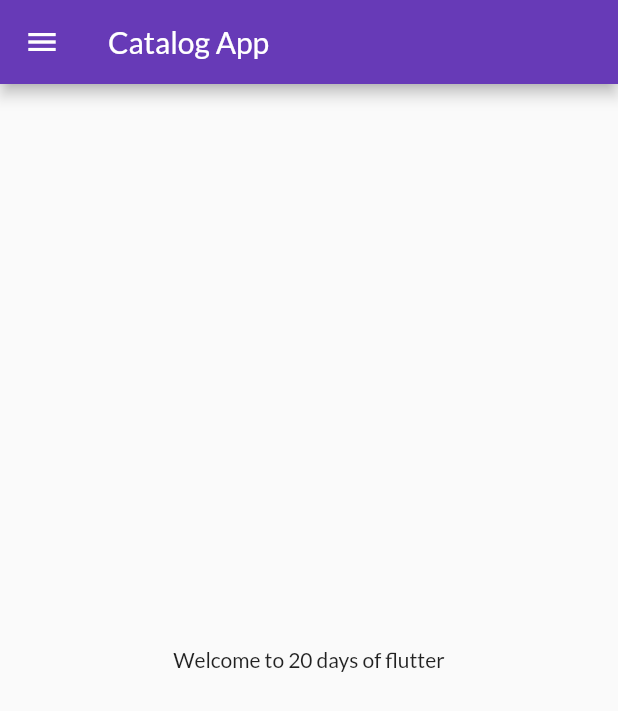
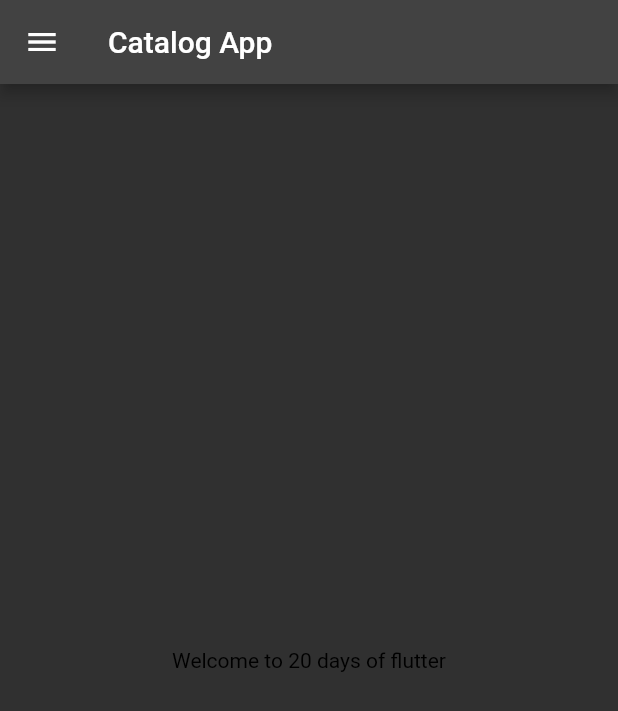
Before and after one commit to jenishkhunt01/flutter_application_1, a Flutter app: the screen it shows after launch, on a phone screen of 412 x 824 dp. Shown: the top 711 px of the screen. Run offline on Flutter 3.47's test engine with Material 2 defaults, Android fonts, the phone set to English and light mode, and no system bars; our stand-ins replace google_fonts.

Commit message:
Theme Commited

```diff
--- a/lib/main.dart
+++ b/lib/main.dart
@@ -2,6 +2,7 @@ import 'package:flutter/material.dart';
 import 'package:flutter_application_1/pages/home_page.dart';
 import 'package:flutter_application_1/pages/login_page.dart';
 import 'package:flutter_application_1/utils/routes.dart';
+import 'package:flutter_application_1/widgets/themes.dart';
 import 'package:google_fonts/google_fonts.dart';
 
 void main() {
@@ -15,15 +16,10 @@ class MyApp extends StatelessWidget {
   Widget build(BuildContext context) {
     return MaterialApp(
       // home: HomePage(),
-      themeMode: ThemeMode.light,
-      theme: ThemeData(
-        primarySwatch: Colors.deepPurple,
-        fontFamily: GoogleFonts.lato().fontFamily,
-      ),
+      themeMode: ThemeMode.dark,
+      theme: MyTheme.lightTheme(),
+      darkTheme: MyTheme.darkTheme(),
       // primaryTextTheme: GoogleFonts.latoTextTheme()),  // Applies only on primary text
-      darkTheme: ThemeData(
-        brightness: Brightness.dark,
-      ),
       debugShowCheckedModeBanner: false,
       initialRoute: "/home",
       routes: {
--- a/lib/pages/home_page.dart
+++ b/lib/pages/home_page.dart
@@ -1,5 +1,6 @@
 import 'package:flutter/material.dart';
 import 'package:flutter_application_1/widgets/drawer.dart';
+import 'package:google_fonts/google_fonts.dart';
 
 class HomePage extends StatelessWidget {
   final int days = 20;
@@ -7,11 +8,21 @@ class HomePage extends StatelessWidget {
   Widget build(BuildContext context) {
     return Scaffold(
       appBar: AppBar(
-        title: const Text("Catalog App"),
+        // backgroundColor: Colors.white,             Changes Applied on main.dart instead of home_page.dart
+        // elevation: 0.5,
+        // iconTheme: IconThemeData(color: Colors.black),
+        title: const Text(
+          "Catalog App",
+          // style: TextStyle(color: Colors.black),
+        ),
+        // titleTextStyle: TextStyle(color: Colors.black, fontSize: 20),
       ),
       body: Center(
         child: Container(
-          child: Text("Welcome to $days days of flutter"),
+          child: Text(
+            "Welcome to $days days of flutter",
+            style: TextStyle(color: Colors.black),
+          ),
         ),
       ),
       drawer: MyDrawer(),
--- /dev/null
+++ b/lib/widgets/themes.dart
@@ -0,0 +1,19 @@
+import 'package:flutter/material.dart';
+import 'package:google_fonts/google_fonts.dart';
+
+class MyTheme {
+  static ThemeData lightTheme() => ThemeData(
+        primarySwatch: Colors.deepPurple,
+        fontFamily: GoogleFonts.lato().fontFamily,
+        appBarTheme: AppBarTheme(
+          color: Colors.white,
+          elevation: 0.4,
+          iconTheme: IconThemeData(color: Colors.black),
+          titleTextStyle: TextStyle(color: Colors.black),
+        ),
+      );
+
+  static ThemeData darkTheme() => ThemeData(
+        brightness: Brightness.dark,
+      );
+}
```
